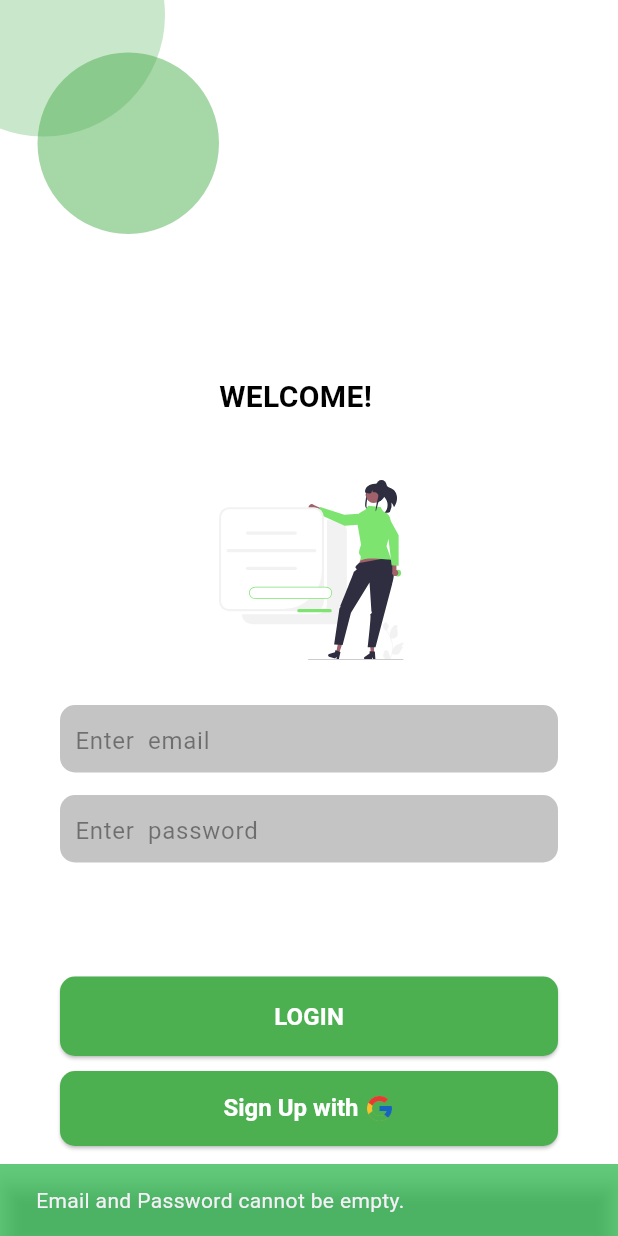
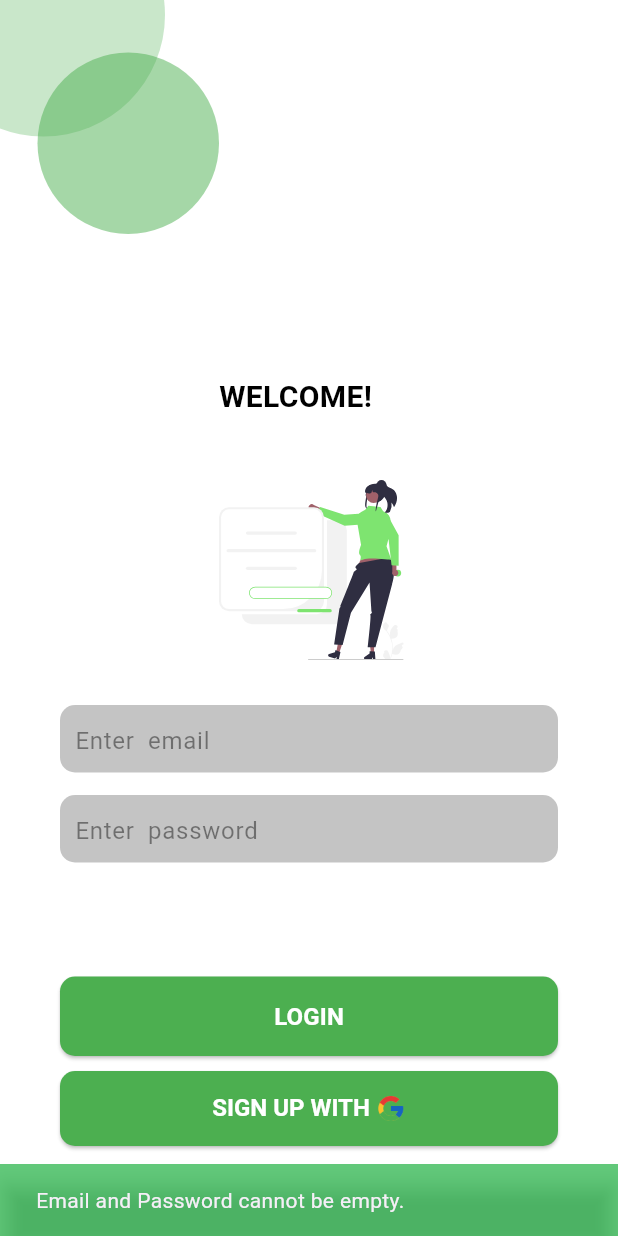
Before and after one commit to Medhani-Premathilaka/smart_learning, a Flutter app: the Login screen opened by its route, after a tap on "LOGIN", on a phone screen of 412 x 824 dp. Run offline on Flutter 3.47's test engine with Material 3 defaults, Android fonts, the phone set to English and light mode, and no system bars; our stand-ins replace cloud_firestore, firebase_auth, firebase_core, flutter_svg, get; missing offline and left inert: firebase_app_check; accounts and stored records are empty.

Commit message:
added popup msg

```diff
--- a/slearning/lib/main.dart
+++ b/slearning/lib/main.dart
@@ -44,7 +44,7 @@ class MyApp extends StatelessWidget {
       theme: ThemeData(
         primarySwatch: Colors.green,
       ),
-      initialRoute: '/login', // Initial route
+      initialRoute: '/profile', // Initial route
       routes: {
         '/slashscreen': (context) => SlashScreen(),
         '/register': (context) => Register(),
--- a/slearning/lib/screens/login.dart
+++ b/slearning/lib/screens/login.dart
@@ -201,7 +201,7 @@ class _LoginState extends State<Login> {
                       fontWeight: FontWeight.bold,
                     ),
                     children: [
-                      const TextSpan(text: "Sign Up with "),
+                      const TextSpan(text: "SIGN UP WITH "),
                       WidgetSpan(
                         alignment: PlaceholderAlignment.middle,
                         child: Image.asset(
@@ -245,7 +245,7 @@ class _LoginState extends State<Login> {
         ScaffoldMessenger.of(context).showSnackBar(
           const SnackBar(
             content: Text("Successfully Logged in! Welcome!"),
-            backgroundColor: Color.fromRGBO(00, 00, 00, 0.8),
+            backgroundColor: Color.fromRGBO(00, 00, 00, 0.6),
           ),
         );
 
--- a/slearning/pubspec.yaml
+++ b/slearning/pubspec.yaml
@@ -43,6 +43,7 @@ dependencies:
   fluttertoast: ^8.2.8
   feedback: ^3.1.0
   firebase_app_check: ^0.3.1+6
+  get: ^4.6.6
 
 dev_dependencies:
   flutter_test:
```
Also changed, not shown: slearning/lib/screens/profile.dart (+37 -49 lines), slearning/pubspec.lock.
